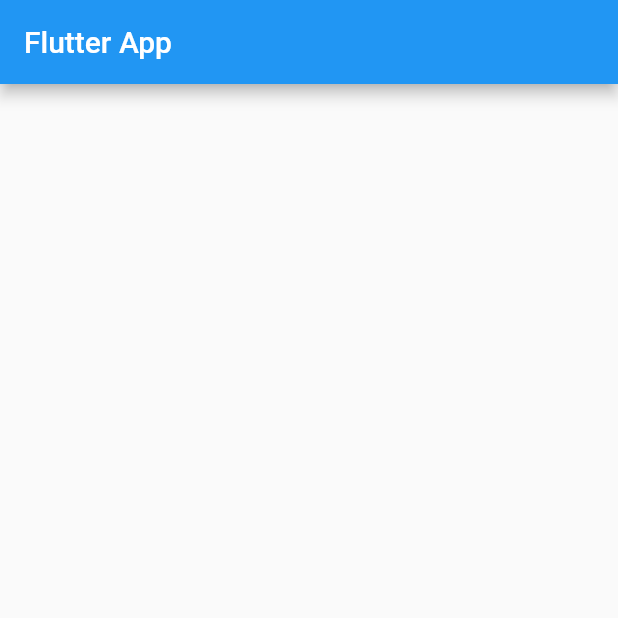
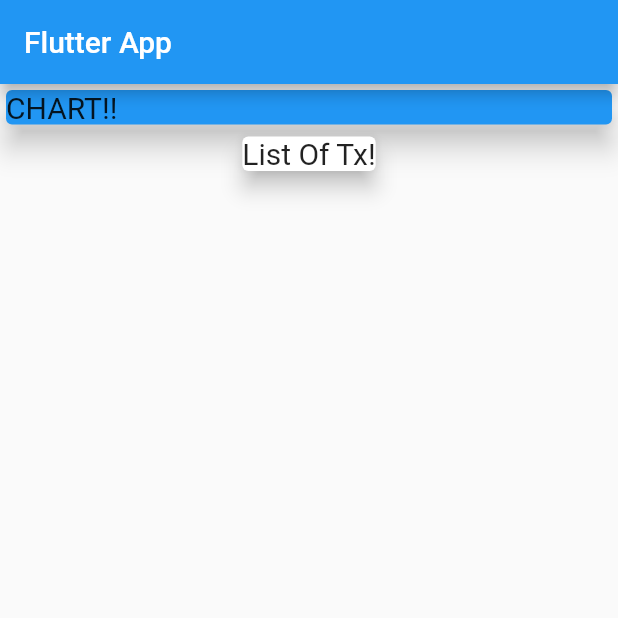
Before and after one commit to valentinesamuel/expense_tracker, a Flutter app: the screen it shows after launch, on a phone screen of 412 x 824 dp, the top half of it. Run offline on Flutter 3.47's test engine with Material 2 defaults, Android fonts, the phone set to English and light mode, and no system bars.

```diff
--- a/lib/main.dart
+++ b/lib/main.dart
@@ -15,8 +15,27 @@ class MyHomePage extends StatelessWidget {
   @override
   Widget build(BuildContext context) {
     return Scaffold(
-      appBar: AppBar(title: Text('Flutter App'),),
-
+      appBar: AppBar(
+        title: Text('Flutter App'),
+      ),
+      body: Center(
+        child: Column(
+          children: [
+            Container(
+              width: double.infinity,
+              child: Card(
+                child: Text(
+                  'CHART!!',
+                  style: TextStyle(fontSize: 20),
+                ),
+                elevation: 8.0,
+                color: Colors.blue,
+              ),
+            ),
+            Card(child: Text('List Of Tx!', style: TextStyle(fontSize: 20),), elevation: 6,)
+          ],
+        ),
+      ),
     );
   }
 }
--- /dev/null
+++ b/lib/transaction.dart
@@ -0,0 +1,8 @@
+class Transaction {
+  String id;
+  String title;
+  double amount;
+  DateTime date;
+
+  Transaction({this.amount, this.date, this.id, this.title});
+}
```
